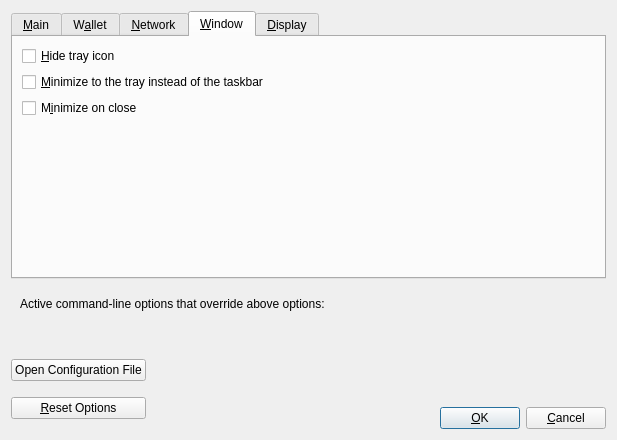
Old version of the form src/qt/forms/optionsdialog.ui in the repository RavenProject/Ravencoin.
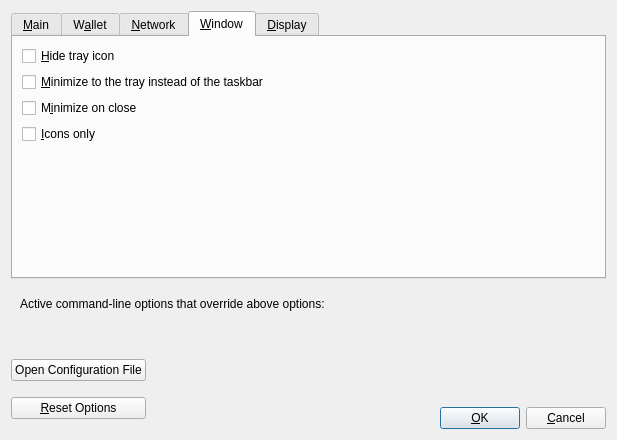
New version of the form. The open tabs and pages were chosen to show the change. Custom widgets are drawn as their Qt base class.

The edit to the form file:
```diff
--- a/src/qt/forms/optionsdialog.ui
+++ b/src/qt/forms/optionsdialog.ui
@@ -541,6 +541,16 @@
          </property>
         </widget>
        </item>
+       <item>
+        <widget class="QCheckBox" name="toolbarIconsOnly">
+         <property name="statusTip">
+          <string>Only show toolbar icons. No text.</string>
+         </property>
+         <property name="text">
+          <string>&amp;Icons only</string>
+         </property>
+        </widget>
+       </item>
        <item>
         <spacer name="verticalSpacer_Window">
          <property name="orientation">
```
Left out of the diff: 2 changed lines with no effect on the pictures.
